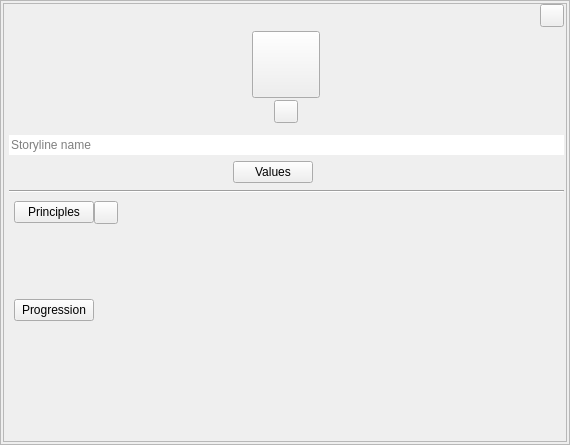
First picture: the form in ui/plot_widget.ui, repository zkovari/plotlyst, before the edit.
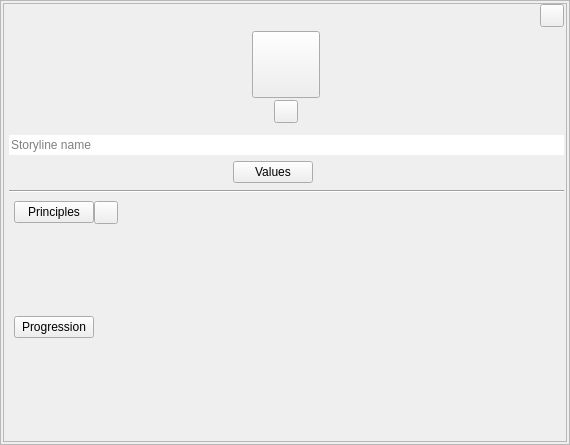
Second picture: the form after the edit. Custom widgets are drawn as their Qt base class.

Commit message: Change top layout in plot widget, closes #767

Patch:
```diff
--- a/ui/plot_widget.ui
+++ b/ui/plot_widget.ui
@@ -272,7 +272,7 @@
            <x>0</x>
            <y>0</y>
            <width>555</width>
-           <height>251</height>
+           <height>243</height>
           </rect>
          </property>
          <property name="sizePolicy">
@@ -283,7 +283,7 @@
          </property>
          <layout class="QVBoxLayout" name="verticalLayout_3">
           <property name="spacing">
-           <number>5</number>
+           <number>2</number>
           </property>
           <property name="leftMargin">
            <number>5</number>
@@ -306,7 +306,7 @@
              <number>5</number>
             </property>
             <property name="bottomMargin">
-             <number>10</number>
+             <number>5</number>
             </property>
             <item alignment="Qt::AlignTop">
              <widget class="QPushButton" name="btnPrinciples">
@@ -338,6 +338,21 @@
              </widget>
             </item>
             <item>
+             <spacer name="horizontalSpacer_3">
+              <property name="orientation">
+               <enum>Qt::Horizontal</enum>
+              </property>
+              <property name="sizeHint" stdset="0">
+               <size>
+                <width>40</width>
+                <height>20</height>
+               </size>
+              </property>
+             </spacer>
+            </item>
+           </layout>
+          </item>
+          <item>
              <widget class="QWidget" name="wdgPrinciples" native="true">
               <property name="sizePolicy">
                <sizepolicy hsizetype="Expanding" vsizetype="Maximum">
@@ -352,8 +367,6 @@
                </size>
               </property>
              </widget>
-            </item>
-           </layout>
           </item>
           <item>
            <layout class="QVBoxLayout" name="verticalLayout_4">
```
Lines whose indentation alone changed are shown as unchanged. The commit also changes 1 other file.
